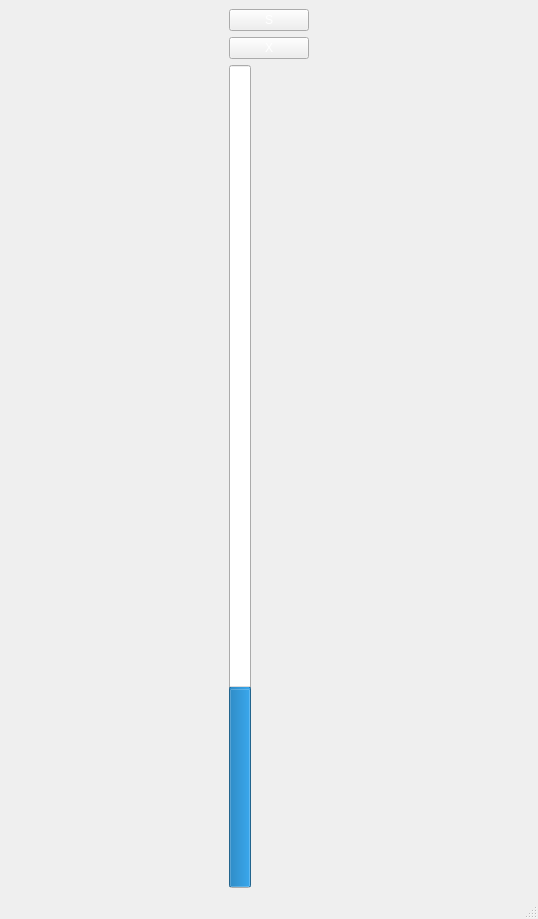
highcloud100/SaveMyEyes, file myeye.ui: the form before one commit.
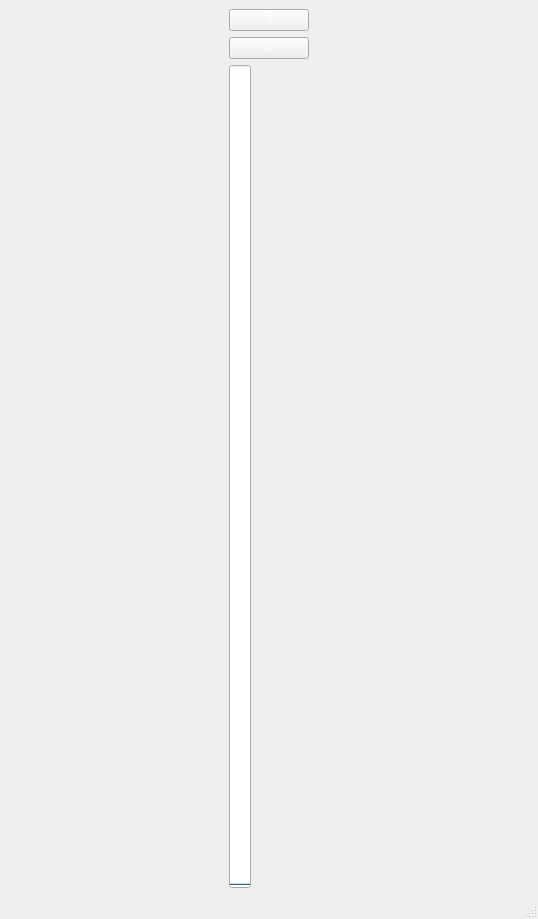
The form after the commit.

Commit message: 1시간 설정

```diff
--- a/myeye.ui
+++ b/myeye.ui
@@ -45,8 +45,11 @@
           <property name="layoutDirection">
            <enum>Qt::LeftToRight</enum>
           </property>
+          <property name="maximum">
+           <number>10</number>
+          </property>
           <property name="value">
-           <number>24</number>
+           <number>0</number>
           </property>
           <property name="orientation">
            <enum>Qt::Vertical</enum>
```
The commit also changes 1 other file.
